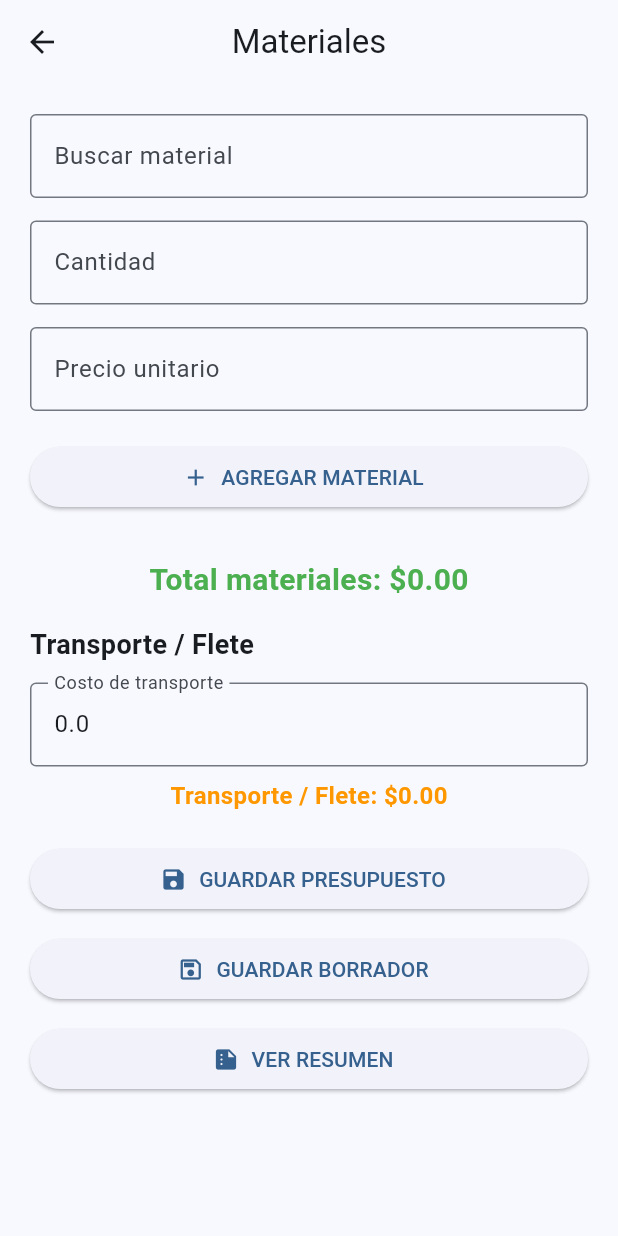
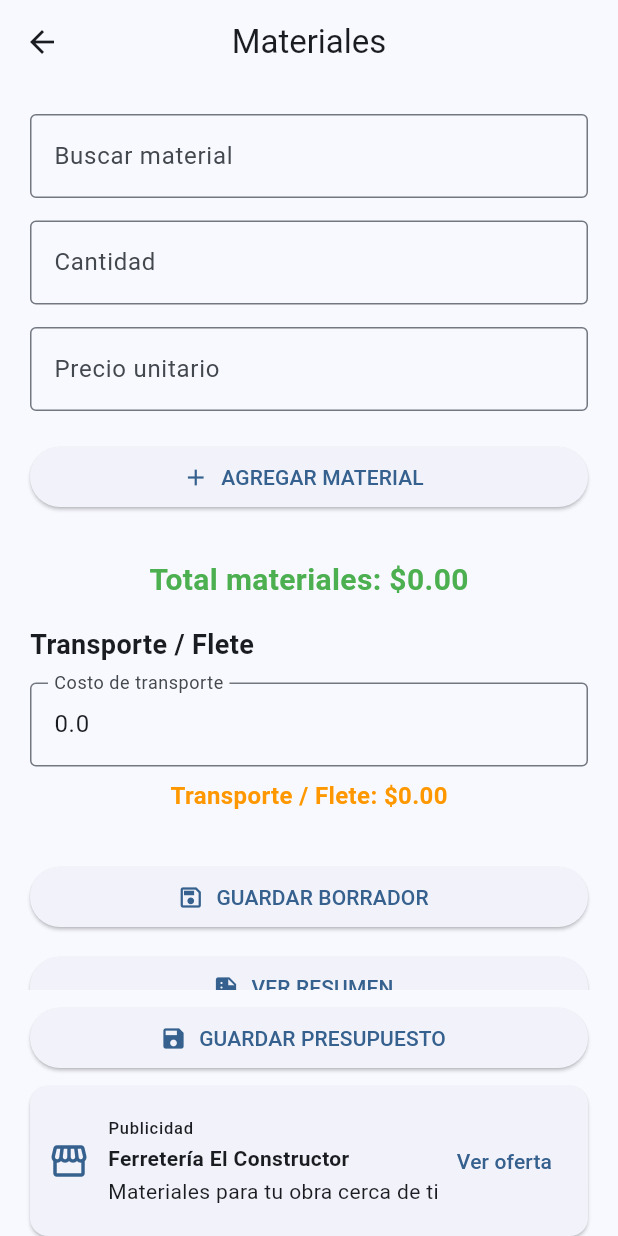
Before and after one commit to Proyectochau/chaupi_master, a Flutter app: the ManoObraPage screen opened directly with empty values, after a tap on "CONTINUAR A MATERIALES", on a phone screen of 412 x 824 dp. Run offline on Flutter 3.47's test engine with Material 3 defaults, Android fonts, the phone set to English and light mode, and no system bars; our stand-ins replace image_picker, pdf, printing, shared_preferences; accounts and stored records are empty.

Commit message:
Ajusta publicidad y actualiza solicitudes al regresar del detalle

```diff
--- a/lib/pages/mano_obra_page.dart
+++ b/lib/pages/mano_obra_page.dart
@@ -1,6 +1,7 @@
 import 'package:flutter/material.dart';
 import '../models/mano_obra.dart';
 import '../models/presupuesto.dart';
+import '../widgets/test_ad_banner.dart';
 import 'materiales_page.dart';
 
 class ManoObraPage extends StatefulWidget {
@@ -29,7 +30,8 @@ class _ManoObraPageState extends State<ManoObraPage> {
     final descripcion = descripcionController.text.trim();
     final funcion = funcionController.text.trim();
     final dias = double.tryParse(diasController.text.replaceAll(',', '.')) ?? 0;
-    final precio = double.tryParse(precioController.text.replaceAll(',', '.')) ?? 0;
+    final precio =
+        double.tryParse(precioController.text.replaceAll(',', '.')) ?? 0;
 
     if (descripcion.isEmpty || funcion.isEmpty || dias <= 0 || precio <= 0) {
       ScaffoldMessenger.of(context).showSnackBar(
@@ -83,8 +85,12 @@ class _ManoObraPageState extends State<ManoObraPage> {
         title: const Text('Mano de obra / Cuadrilla'),
         centerTitle: true,
       ),
-      body: Padding(
-        padding: const EdgeInsets.all(20),
+      bottomNavigationBar: const SafeArea(
+        top: false,
+        child: TestAdBanner(compact: true),
+      ),
+      body: SingleChildScrollView(
+        padding: const EdgeInsets.fromLTRB(20, 20, 20, 140),
         child: Column(
           crossAxisAlignment: CrossAxisAlignment.start,
           children: [
@@ -142,7 +148,10 @@ class _ManoObraPageState extends State<ManoObraPage> {
                 labelText: 'Categoría',
               ),
               items: const [
-                DropdownMenuItem(value: 'Trabajador', child: Text('Trabajador')),
+                DropdownMenuItem(
+                  value: 'Trabajador',
+                  child: Text('Trabajador'),
+                ),
                 DropdownMenuItem(value: 'Chaupi', child: Text('Chaupi')),
                 DropdownMenuItem(value: 'Ayudante', child: Text('Ayudante')),
                 DropdownMenuItem(value: 'Otro', child: Text('Otro')),
@@ -174,16 +183,11 @@ class _ManoObraPageState extends State<ManoObraPage> {
               ),
             ),
             const SizedBox(height: 16),
-            Expanded(
-              child: integrantes.isEmpty
-                  ? const Center(
-                      child: Text('No hay integrantes agregados aún.'),
-                    )
-                  : ListView.builder(
-                      itemCount: integrantes.length,
-                      itemBuilder: (context, index) {
-                        final integrante = integrantes[index];
-                        return Card(
+            if (integrantes.isEmpty)
+              const Center(child: Text('No hay integrantes agregados aún.'))
+            else
+              ...integrantes.map(
+                (integrante) => Card(
                   margin: const EdgeInsets.only(bottom: 10),
                   child: ListTile(
                     title: Text(integrante.descripcion),
@@ -193,13 +197,15 @@ class _ManoObraPageState extends State<ManoObraPage> {
                         Text('Función: ${integrante.tipo}'),
                         Text('Categoría: ${integrante.categoria}'),
                         Text('Días: ${integrante.dias}'),
-                                Text('Precio/día: \$${integrante.precioDia.toStringAsFixed(2)}'),
-                                Text('Subtotal: \$${integrante.subtotal.toStringAsFixed(2)}'),
+                        Text(
+                          'Precio/día: \$${integrante.precioDia.toStringAsFixed(2)}',
+                        ),
+                        Text(
+                          'Subtotal: \$${integrante.subtotal.toStringAsFixed(2)}',
+                        ),
                       ],
                     ),
                   ),
-                        );
-                      },
                 ),
               ),
             const SizedBox(height: 10),
@@ -210,7 +216,8 @@ class _ManoObraPageState extends State<ManoObraPage> {
                   Navigator.push(
                     context,
                     MaterialPageRoute(
-                      builder: (_) => MaterialesPage(presupuesto: widget.presupuesto),
+                      builder: (_) =>
+                          MaterialesPage(presupuesto: widget.presupuesto),
                     ),
                   );
                 },
--- a/lib/pages/materiales_page.dart
+++ b/lib/pages/materiales_page.dart
@@ -2,6 +2,7 @@ import 'package:flutter/material.dart';
 import '../models/material.dart';
 import '../models/presupuesto.dart';
 import '../services/presupuesto_storage.dart';
+import '../widgets/test_ad_banner.dart';
 import 'resumen_presupuesto_page.dart';
 
 class MaterialesPage extends StatefulWidget {
@@ -39,7 +40,8 @@ class _MaterialesPageState extends State<MaterialesPage> {
   void initState() {
     super.initState();
     materiales = widget.presupuesto?.materiales ?? [];
-    transporteController.text = widget.presupuesto?.transporte.toString() ?? '0';
+    transporteController.text =
+        widget.presupuesto?.transporte.toString() ?? '0';
   }
 
   @override
@@ -54,12 +56,43 @@ class _MaterialesPageState extends State<MaterialesPage> {
   @override
   Widget build(BuildContext context) {
     return Scaffold(
-      appBar: AppBar(
-        title: const Text('Materiales'),
-        centerTitle: true,
+      appBar: AppBar(title: const Text('Materiales'), centerTitle: true),
+      bottomNavigationBar: SafeArea(
+        top: false,
+        child: Column(
+          mainAxisSize: MainAxisSize.min,
+          children: [
+            Padding(
+              padding: const EdgeInsets.fromLTRB(20, 8, 20, 8),
+              child: SizedBox(
+                width: double.infinity,
+                child: ElevatedButton.icon(
+                  onPressed: widget.presupuesto == null
+                      ? null
+                      : () async {
+                          await PresupuestoStorage().guardar(
+                            widget.presupuesto!,
+                          );
+                          if (!context.mounted) return;
+                          ScaffoldMessenger.of(context).showSnackBar(
+                            const SnackBar(
+                              content: Text(
+                                'Presupuesto guardado correctamente',
                               ),
-      body: Padding(
-        padding: const EdgeInsets.all(20),
+                            ),
+                          );
+                        },
+                  icon: const Icon(Icons.save),
+                  label: const Text('GUARDAR PRESUPUESTO'),
+                ),
+              ),
+            ),
+            TestAdBanner(compact: true),
+          ],
+        ),
+      ),
+      body: SingleChildScrollView(
+        padding: const EdgeInsets.fromLTRB(20, 20, 20, 20),
         child: Column(
           children: [
             TextField(
@@ -97,11 +130,20 @@ class _MaterialesPageState extends State<MaterialesPage> {
                   setState(() {
                     final item = MaterialItem(
                       nombre: materialController.text,
-                      cantidad: double.tryParse(cantidadController.text.replaceAll(',', '.')) ?? 0,
-                      precio: double.tryParse(precioController.text.replaceAll(',', '.')) ?? 0,
+                      cantidad:
+                          double.tryParse(
+                            cantidadController.text.replaceAll(',', '.'),
+                          ) ??
+                          0,
+                      precio:
+                          double.tryParse(
+                            precioController.text.replaceAll(',', '.'),
+                          ) ??
+                          0,
                     );
                     materiales.add(item);
-                    if (widget.presupuesto != null && !widget.presupuesto!.materiales.contains(item)) {
+                    if (widget.presupuesto != null &&
+                        !widget.presupuesto!.materiales.contains(item)) {
                       widget.presupuesto!.materiales.add(item);
                     }
                   });
@@ -126,16 +168,15 @@ class _MaterialesPageState extends State<MaterialesPage> {
               alignment: Alignment.centerLeft,
               child: Text(
                 'Transporte / Flete',
-                style: TextStyle(
-                  fontSize: 18,
-                  fontWeight: FontWeight.bold,
-                ),
+                style: TextStyle(fontSize: 18, fontWeight: FontWeight.bold),
               ),
             ),
             const SizedBox(height: 12),
             TextField(
               controller: transporteController,
-              keyboardType: const TextInputType.numberWithOptions(decimal: true),
+              keyboardType: const TextInputType.numberWithOptions(
+                decimal: true,
+              ),
               onChanged: (value) {
                 final parsed = double.tryParse(value.replaceAll(',', '.')) ?? 0;
                 if (widget.presupuesto != null) {
@@ -157,31 +198,15 @@ class _MaterialesPageState extends State<MaterialesPage> {
               ),
             ),
             const SizedBox(height: 20),
-            SizedBox(
-              width: double.infinity,
-              child: ElevatedButton.icon(
-                onPressed: widget.presupuesto == null
-                    ? null
-                    : () async {
-                        await PresupuestoStorage().guardar(widget.presupuesto!);
-                        if (!context.mounted) return;
-                  ScaffoldMessenger.of(context).showSnackBar(
-                    const SnackBar(
-                      content: Text('Presupuesto guardado correctamente'),
-                    ),
-                  );
-                      },
-                icon: const Icon(Icons.save),
-                label: const Text('GUARDAR PRESUPUESTO'),
-              ),
-            ),
             const SizedBox(height: 12),
             if (widget.presupuesto != null)
               SizedBox(
                 width: double.infinity,
                 child: ElevatedButton.icon(
                   onPressed: () async {
-                    await PresupuestoStorage().guardarBorrador(widget.presupuesto!);
+                    await PresupuestoStorage().guardarBorrador(
+                      widget.presupuesto!,
+                    );
                     if (!context.mounted) return;
                     ScaffoldMessenger.of(context).showSnackBar(
                       const SnackBar(
@@ -202,7 +227,9 @@ class _MaterialesPageState extends State<MaterialesPage> {
                     Navigator.push(
                       context,
                       MaterialPageRoute(
-                        builder: (_) => ResumenPresupuestoPage(presupuesto: widget.presupuesto!),
+                        builder: (_) => ResumenPresupuestoPage(
+                          presupuesto: widget.presupuesto!,
+                        ),
                       ),
                     );
                   },
@@ -211,24 +238,18 @@ class _MaterialesPageState extends State<MaterialesPage> {
                 ),
               ),
             const SizedBox(height: 20),
-            ListView.builder(
-              shrinkWrap: true,
-              itemCount: materiales.length,
-              itemBuilder: (context, index) {
-                return ListTile(
-                  title: Text(
-                    materiales[index].nombre,
-                  ),
+            ...materiales.map(
+              (material) => ListTile(
+                title: Text(material.nombre),
                 subtitle: Column(
                   crossAxisAlignment: CrossAxisAlignment.start,
                   children: [
-                      Text('Cantidad: ${materiales[index].cantidad}'),
-                      Text('Precio: ${materiales[index].precio}'),
-                      Text('Subtotal: ${materiales[index].subtotal}'),
+                    Text('Cantidad: ${material.cantidad}'),
+                    Text('Precio: ${material.precio}'),
+                    Text('Subtotal: ${material.subtotal}'),
                   ],
                 ),
-                );
-              },
+              ),
             ),
           ],
         ),
--- a/lib/pages/profile_selection_page.dart
+++ b/lib/pages/profile_selection_page.dart
@@ -1,7 +1,6 @@
 import 'package:flutter/material.dart';
 
 import '../services/profile_storage.dart';
-import '../widgets/test_ad_banner.dart';
 import 'solicitudes_ferreteria_page.dart';
 
 class AppStartPage extends StatefulWidget {
@@ -209,8 +208,6 @@ class ProfileSelectionPage extends StatelessWidget {
                     );
                   },
                 ),
-                const SizedBox(height: 20),
-                const TestAdBanner(),
                 const SizedBox(height: 24),
                 Center(
                   child: TextButton(
--- a/lib/pages/solicitudes_maestro_page.dart
+++ b/lib/pages/solicitudes_maestro_page.dart
@@ -4,6 +4,7 @@ import '../models/proforma_ferreteria.dart';
 import '../models/solicitud_materiales.dart';
 import '../services/proforma_ferreteria_storage.dart';
 import '../services/solicitud_materiales_storage.dart';
+import '../widgets/test_ad_banner.dart';
 import 'solicitud_maestro_detalle_page.dart';
 
 double _totalProforma(ProformaFerreteria proforma) {
@@ -62,6 +63,10 @@ class _SolicitudesMaestroPageState extends State<SolicitudesMaestroPage> {
             tooltip: 'Actualizar',
           ),
         ],
+      ),
+      bottomNavigationBar: const SafeArea(
+        top: false,
+        child: TestAdBanner(compact: true),
       ),
       body: FutureBuilder<_SolicitudesMaestroData>(
         future: _dataFuture,
--- a/lib/widgets/test_ad_banner.dart
+++ b/lib/widgets/test_ad_banner.dart
@@ -7,11 +7,18 @@ class TestAdBanner extends StatelessWidget {
 
   @override
   Widget build(BuildContext context) {
-    return Card(
+    return ConstrainedBox(
+      constraints: const BoxConstraints(minHeight: 100, maxHeight: 120),
+      child: Card(
         margin: EdgeInsets.zero,
         child: Padding(
-        padding: EdgeInsets.all(compact ? 12 : 16),
+          padding: EdgeInsets.symmetric(
+            horizontal: compact ? 12 : 16,
+            vertical: compact ? 10 : 12,
+          ),
           child: Row(
+            mainAxisSize: MainAxisSize.min,
+            crossAxisAlignment: CrossAxisAlignment.center,
             children: [
               Icon(
                 Icons.storefront_outlined,
@@ -19,8 +26,9 @@ class TestAdBanner extends StatelessWidget {
                 color: Theme.of(context).colorScheme.primary,
               ),
               const SizedBox(width: 12),
-            Expanded(
+              Flexible(
                 child: Column(
+                  mainAxisSize: MainAxisSize.min,
                   crossAxisAlignment: CrossAxisAlignment.start,
                   children: [
                     Text(
@@ -48,6 +56,7 @@ class TestAdBanner extends StatelessWidget {
             ],
           ),
         ),
+      ),
     );
   }
 }
```
Also changed, not shown: lib/main.dart (+9 -2 lines), lib/pages/historial_trabajos_page.dart (+12 -6 lines), lib/pages/resumen_presupuesto_page.dart (+87 -26 lines), lib/pages/solicitudes_ferreteria_page.dart (+12 -26 lines), 1 other file. Lines whose indentation alone changed are shown as unchanged.
